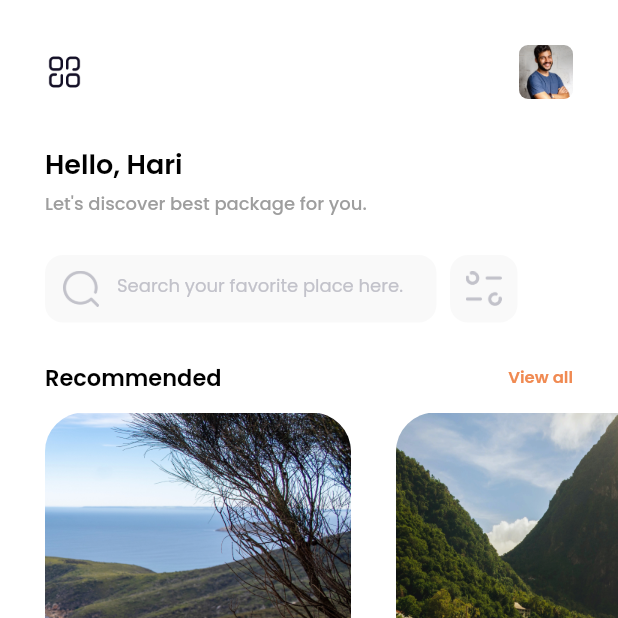
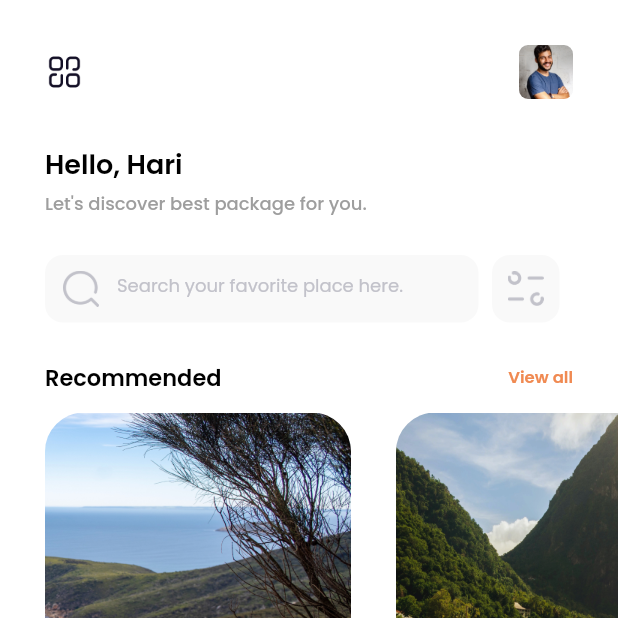
Before and after one commit to hari-sputra/travel_app_submission, a Flutter app: the screen it shows after launch, on a phone screen of 412 x 824 dp, the top half of it. Run offline on Flutter 3.47's test engine with Material 2 defaults, Android fonts, the phone set to English and light mode, and no system bars; our stand-ins replace google_fonts.

Commit message:
add expanded widget

```diff
--- a/lib/views/home_page.dart
+++ b/lib/views/home_page.dart
@@ -73,11 +73,13 @@ class HomePage extends StatelessWidget {
         margin: const EdgeInsets.only(top: 25, right: 30, left: 30),
         child: Row(
           children: [
-            Container(
+            Expanded(
+              child: Container(
                 margin: const EdgeInsets.only(right: 9),
-              padding: const EdgeInsets.symmetric(vertical: 10, horizontal: 12),
+                padding:
+                    const EdgeInsets.symmetric(vertical: 10, horizontal: 12),
                 height: 45,
-              width: 261,
+                // width: 250,
                 decoration: BoxDecoration(
                   borderRadius: BorderRadius.circular(12),
                   color: youngGreyColor,
@@ -105,6 +107,7 @@ class HomePage extends StatelessWidget {
                       ),
                     ),
                   ],
+                ),
               ),
             ),
             Container(
```
Lines whose indentation alone changed are shown as unchanged.
